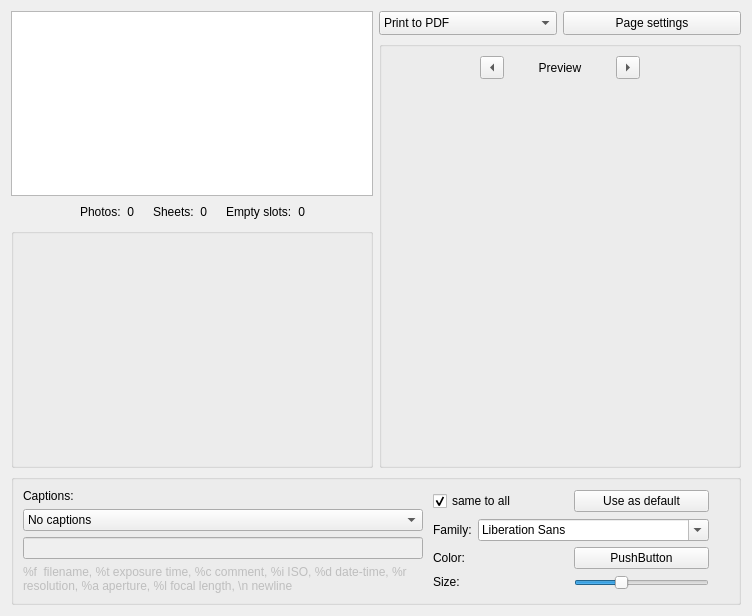
This is printimages/ui/photopage.ui in KDE/kipi-plugins as Qt 5 draws it before an edit. The edited form follows.
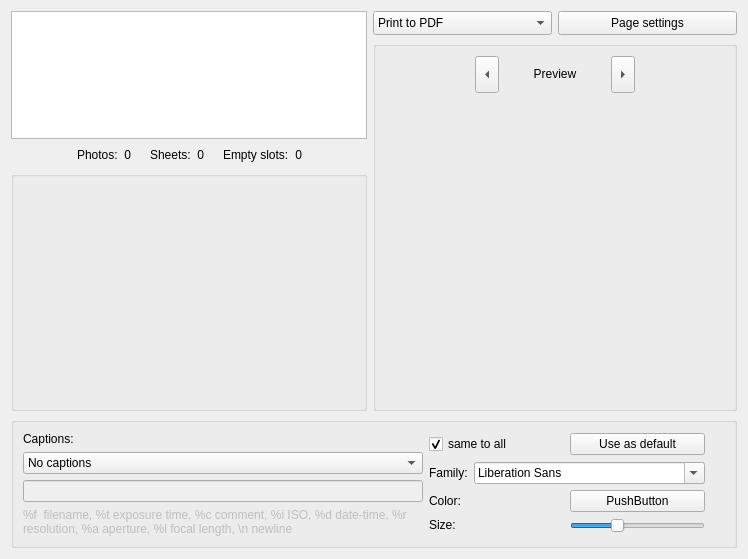
This is the edited form. Custom widgets are drawn as their Qt base class.

Commit message: SVN_SILENT: improved

```diff
--- a/printimages/ui/photopage.ui
+++ b/printimages/ui/photopage.ui
@@ -6,13 +6,13 @@
    <rect>
     <x>0</x>
     <y>0</y>
-    <width>752</width>
-    <height>616</height>
+    <width>712</width>
+    <height>548</height>
    </rect>
   </property>
   <layout class="QVBoxLayout" name="verticalLayout_11">
    <item>
-    <layout class="QHBoxLayout" name="horizontalLayout_8">
+    <layout class="QHBoxLayout" name="horizontalLayout_11">
      <item>
       <layout class="QVBoxLayout" name="verticalLayout_10">
        <item>
@@ -213,9 +213,36 @@
        </item>
        <item>
         <widget class="QGroupBox" name="groupBox">
+         <property name="sizePolicy">
+          <sizepolicy hsizetype="Minimum" vsizetype="Preferred">
+           <horstretch>0</horstretch>
+           <verstretch>0</verstretch>
+          </sizepolicy>
+         </property>
+         <property name="minimumSize">
+          <size>
+           <width>300</width>
+           <height>0</height>
+          </size>
+         </property>
          <property name="title">
           <string/>
          </property>
+         <layout class="QHBoxLayout" name="horizontalLayout_8">
+          <item>
+           <spacer name="horizontalSpacer_9">
+            <property name="orientation">
+             <enum>Qt::Horizontal</enum>
+            </property>
+            <property name="sizeHint" stdset="0">
+             <size>
+              <width>20</width>
+              <height>20</height>
+             </size>
+            </property>
+           </spacer>
+          </item>
+          <item>
          <layout class="QVBoxLayout" name="verticalLayout">
           <item>
            <layout class="QHBoxLayout" name="horizontalLayout_2">
@@ -226,7 +253,7 @@
               </property>
               <property name="sizeHint" stdset="0">
                <size>
-                <width>40</width>
+                  <width>20</width>
                 <height>20</height>
                </size>
               </property>
@@ -257,7 +284,7 @@
             <item>
              <widget class="QLabel" name="LblPreview">
               <property name="sizePolicy">
-               <sizepolicy hsizetype="Preferred" vsizetype="Preferred">
+                 <sizepolicy hsizetype="Preferred" vsizetype="Fixed">
                 <horstretch>0</horstretch>
                 <verstretch>0</verstretch>
                </sizepolicy>
@@ -305,7 +332,7 @@
               </property>
               <property name="sizeHint" stdset="0">
                <size>
-                <width>40</width>
+                  <width>20</width>
                 <height>20</height>
                </size>
               </property>
@@ -313,22 +340,6 @@
             </item>
            </layout>
           </item>
-          <item>
-           <spacer name="verticalSpacer_3">
-            <property name="orientation">
-             <enum>Qt::Vertical</enum>
-            </property>
-            <property name="sizeType">
-             <enum>QSizePolicy::Fixed</enum>
-            </property>
-            <property name="sizeHint" stdset="0">
-             <size>
-              <width>20</width>
-              <height>13</height>
-             </size>
-            </property>
-           </spacer>
-          </item>
           <item>
            <widget class="QLabel" name="BmpFirstPagePreview">
             <property name="sizePolicy">
@@ -348,15 +359,17 @@
             </property>
            </widget>
           </item>
+           </layout>
+          </item>
           <item>
-           <spacer name="verticalSpacer">
+           <spacer name="horizontalSpacer_5">
             <property name="orientation">
-             <enum>Qt::Vertical</enum>
+             <enum>Qt::Horizontal</enum>
             </property>
             <property name="sizeHint" stdset="0">
              <size>
               <width>20</width>
-              <height>66</height>
+              <height>20</height>
              </size>
             </property>
            </spacer>
```
Left out of the diff: 4 changed lines with no effect on the pictures. Lines whose indentation alone changed are shown as unchanged.
